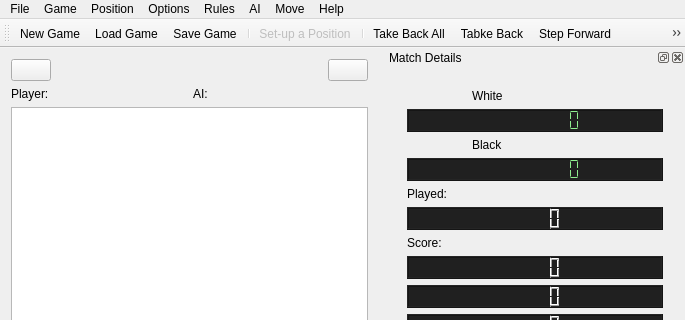
This is src/ui/qt/gamewindow.ui in calcitem/Sanmill as Qt 5 draws it before an edit; both pictures show x 0 to 685 and y 0 to 320 of the 685 by 739 pixel window. The edited form follows.
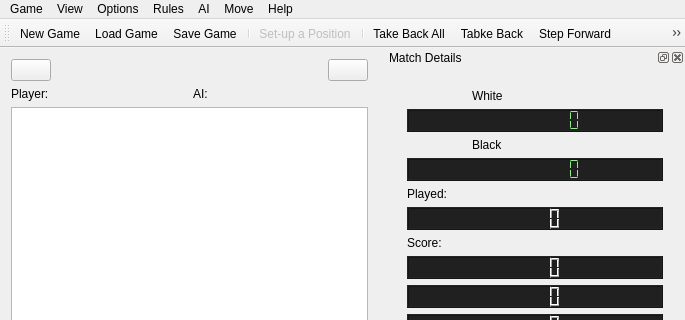
This is the edited form. Icons and pictures are not drawn. Custom widgets are drawn as their Qt base class.

Commit message: qt: ui: Adjust menu items

Patch:
```diff
--- a/src/ui/qt/gamewindow.ui
+++ b/src/ui/qt/gamewindow.ui
@@ -230,20 +230,9 @@
      <height>22</height>
     </rect>
    </property>
-   <widget class="QMenu" name="menu_F">
-    <property name="title">
-     <string>File</string>
-    </property>
-    <addaction name="actionNew_N"/>
-    <addaction name="actionOpen_O"/>
-    <addaction name="actionSave_S"/>
-    <addaction name="actionSaveAs_A"/>
-    <addaction name="separator"/>
-    <addaction name="actionExit_X"/>
-   </widget>
    <widget class="QMenu" name="menu_C">
     <property name="title">
-     <string>Position</string>
+     <string>View</string>
     </property>
     <addaction name="actionEdit_E"/>
     <addaction name="separator"/>
@@ -335,7 +324,6 @@
     <addaction name="actionOpeningBook_O"/>
     <addaction name="actionLearnEndgame_E"/>
    </widget>
-   <addaction name="menu_F"/>
    <addaction name="menu_E"/>
    <addaction name="menu_C"/>
    <addaction name="menu_O"/>
```
Left out of the diff: 47 changed lines with no effect on the pictures.
